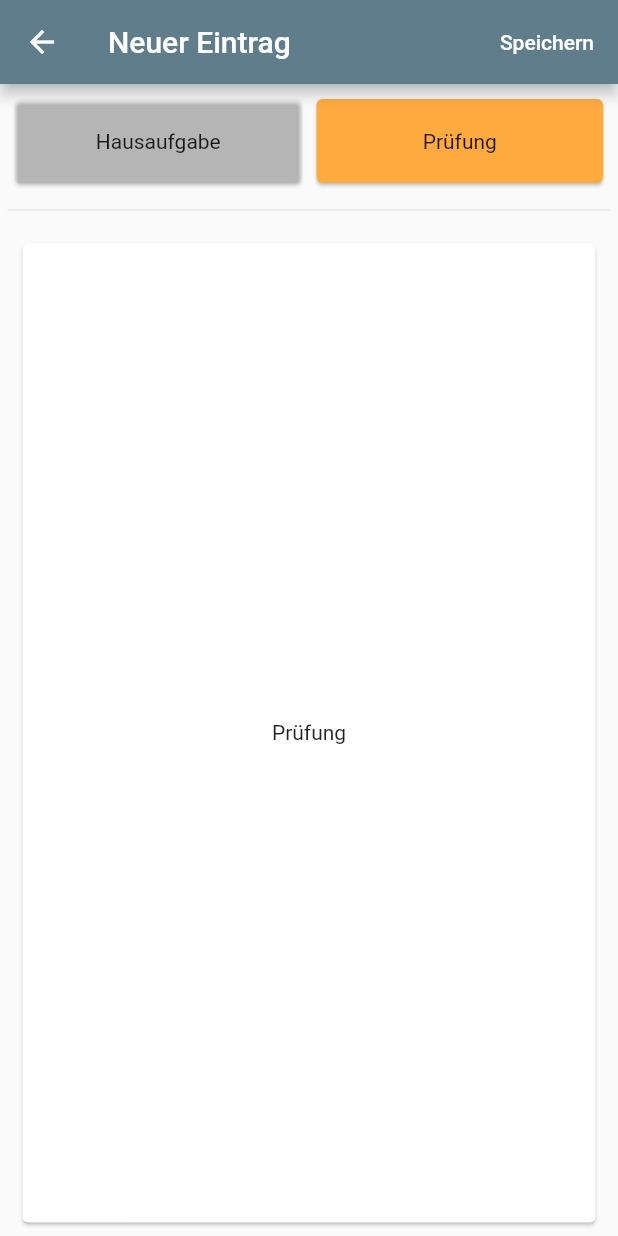
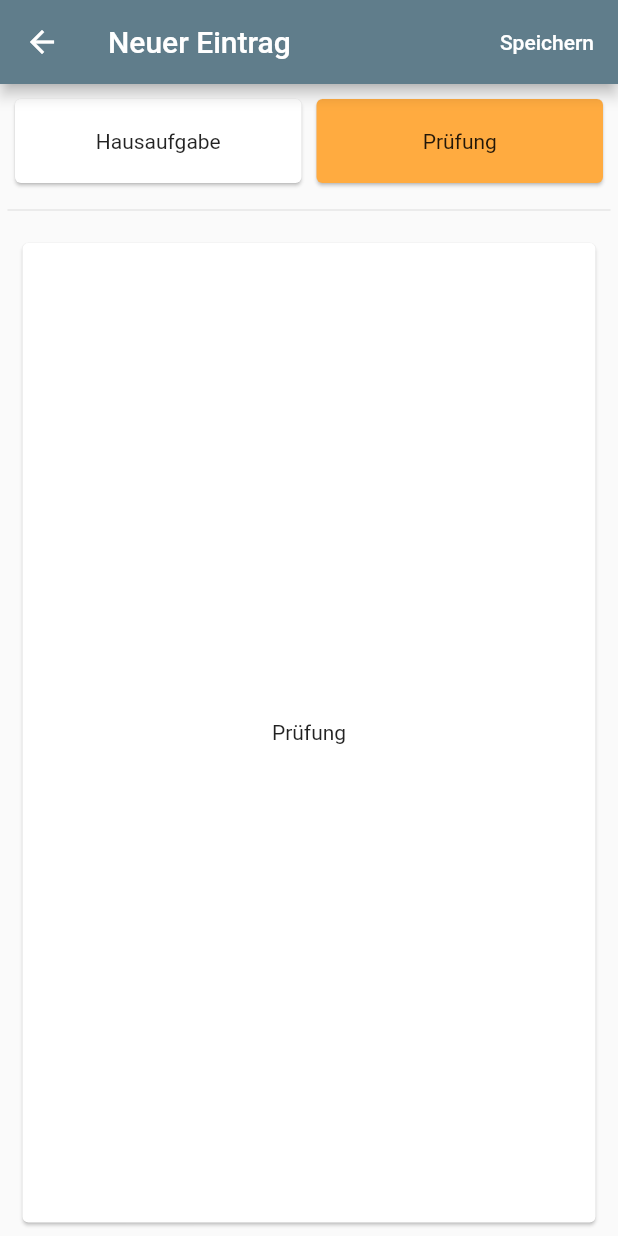
Before and after one commit to Jerry1098/school_organizer, a Flutter app: the AddEntryDialog screen opened directly, swiped to page 2, on a phone screen of 412 x 824 dp. Run offline on Flutter 3.47's test engine with Material 2 defaults, Android fonts, the phone set to English and light mode, and no system bars; our stand-ins replace fluttertoast; Roboto replaces fonts that are missing (Poppins).

Commit message:
AddEntryCards color correction

```diff
--- a/lib/home/AddEntryDialog.dart
+++ b/lib/home/AddEntryDialog.dart
@@ -11,7 +11,7 @@ class _AddEntryDialogState extends State<AddEntryDialog> {
   Text title = Text("Neuer Eintrag");
   PageController controller = PageController();
   var currentPageValue = 0.0;
-  Color colorTest = Colors.orangeAccent.withOpacity(0.0);
+  Color colorTest = Colors.white;
   Color colorHomework = Colors.orangeAccent;
 
   @override
@@ -19,8 +19,11 @@ class _AddEntryDialogState extends State<AddEntryDialog> {
     controller.addListener(() {
       setState(() {
         currentPageValue = controller.page;
-        colorHomework = Colors.orangeAccent.withOpacity(1.0 - currentPageValue);
-        colorTest = Colors.orangeAccent.withOpacity(currentPageValue);
+        colorHomework = alphaBlend(
+            Colors.orangeAccent.withOpacity(1.0 - currentPageValue),
+            Colors.white);
+        colorTest = alphaBlend(
+            Colors.orangeAccent.withOpacity(currentPageValue), Colors.white);
       });
     });
     return Scaffold(
@@ -102,6 +105,36 @@ class _AddEntryDialogState extends State<AddEntryDialog> {
         ));
   }
 
+  static Color alphaBlend(Color foreground, Color background) {
+    final int alpha = foreground.alpha;
+    if (alpha == 0x00) {
+      // Foreground completely transparent.
+      return background;
+    }
+    final int invAlpha = 0xff - alpha;
+    int backAlpha = background.alpha;
+    if (backAlpha == 0xff) {
+      // Opaque background case
+      return new Color.fromARGB(
+        0xff,
+        (alpha * foreground.red + invAlpha * background.red) ~/ 0xff,
+        (alpha * foreground.green + invAlpha * background.green) ~/ 0xff,
+        (alpha * foreground.blue + invAlpha * background.blue) ~/ 0xff,
+      );
+    } else {
+      // General case
+      backAlpha = (backAlpha * invAlpha) ~/ 0xff;
+      final int outAlpha = alpha + backAlpha;
+      assert(outAlpha != 0x00);
+      return new Color.fromARGB(
+        outAlpha,
+        (foreground.red * alpha + background.red * backAlpha) ~/ outAlpha,
+        (foreground.green * alpha + background.green * backAlpha) ~/ outAlpha,
+        (foreground.blue * alpha + background.blue * backAlpha) ~/ outAlpha,
+      );
+    }
+  }
+
   _radioValueChange(int value) {
     print(value);
     setState(() {
```
